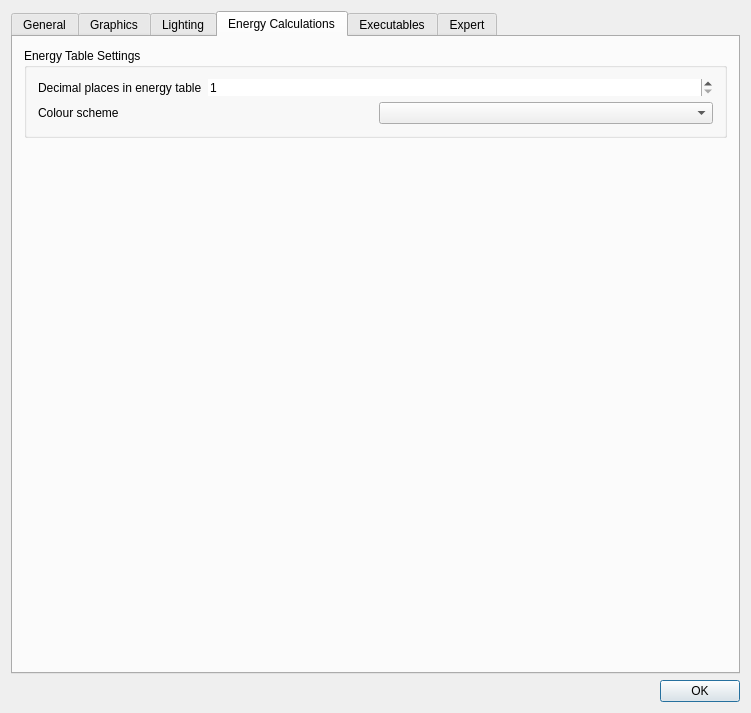
Before: the Qt Designer form src/preferencesdialog.ui in peterspackman/crystalexplorer, drawn with Qt 5.
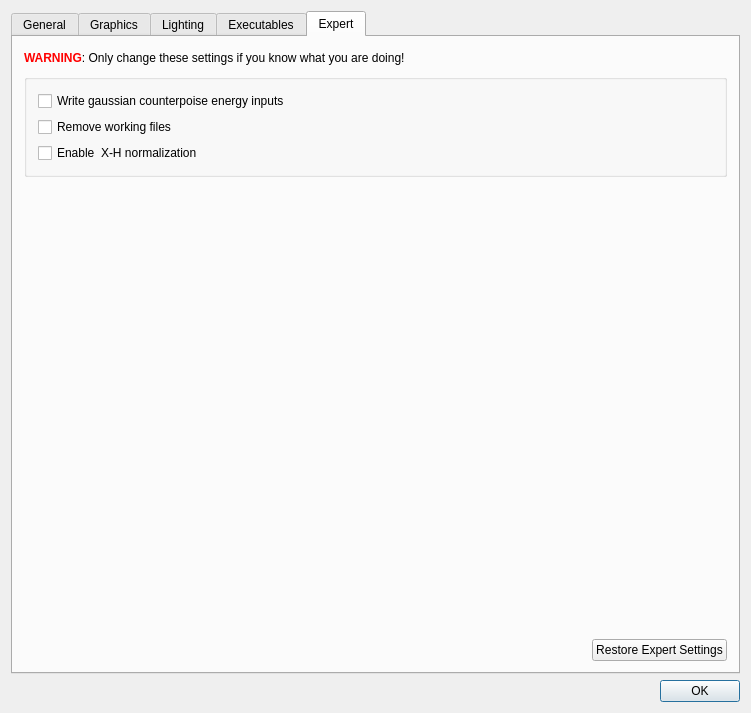
After: the same form once the commit is applied. The open tabs and pages were chosen to show the change.

Commit message: Fix energy color scheme selection options

What changed in the file:
```diff
--- a/src/preferencesdialog.ui
+++ b/src/preferencesdialog.ui
@@ -1149,83 +1149,7 @@
        <item>
         <spacer name="verticalSpacer_5">
          <property name="orientation">
-          <enum>Qt::Vertical</enum>
-         </property>
-         <property name="sizeHint" stdset="0">
-          <size>
-           <width>20</width>
-           <height>40</height>
-          </size>
-         </property>
-        </spacer>
-       </item>
-      </layout>
-     </widget>
-     <widget class="QWidget" name="energyTab">
-      <attribute name="title">
-       <string>Energy Calculations</string>
-      </attribute>
-      <layout class="QVBoxLayout" name="verticalLayout_2">
-       <item>
-        <widget class="QGroupBox" name="energyGroupBox">
-         <property name="sizePolicy">
-          <sizepolicy hsizetype="Preferred" vsizetype="Fixed">
-           <horstretch>0</horstretch>
-           <verstretch>0</verstretch>
-          </sizepolicy>
-         </property>
-         <property name="title">
-          <string>Energy Table Settings</string>
-         </property>
-         <layout class="QVBoxLayout" name="verticalLayout_15">
-          <item>
-           <layout class="QFormLayout" name="formLayout">
-            <item row="0" column="0">
-             <widget class="QLabel" name="decimalPlacesLabel">
-              <property name="text">
-               <string>Decimal places in energy table</string>
-              </property>
-             </widget>
-            </item>
-            <item row="0" column="1">
-             <widget class="QSpinBox" name="energyPrecisionSpinBox">
-              <property name="toolTip">
-               <string>&lt;html&gt;&lt;head/&gt;&lt;body&gt;&lt;p&gt;Number of decimal places to show in the energes output table&lt;/p&gt;&lt;/body&gt;&lt;/html&gt;</string>
-              </property>
-              <property name="frame">
-               <bool>false</bool>
-              </property>
-              <property name="minimum">
-               <number>1</number>
-              </property>
-              <property name="maximum">
-               <number>12</number>
-              </property>
-             </widget>
-            </item>
-           </layout>
-          </item>
-          <item>
-           <layout class="QHBoxLayout" name="colorLayout">
-            <item>
-             <widget class="QLabel" name="colorSchemeLabel">
-              <property name="text">
-               <string>Colour scheme</string>
-              </property>
-             </widget>
-            </item>
-            <item>
-             <widget class="QComboBox" name="energyColorSchemeComboBox"/>
-            </item>
-           </layout>
-          </item>
-         </layout>
-        </widget>
-       </item>
-       <item>
-        <spacer name="verticalSpacer_3">
-         <property name="orientation">
-          <enum>Qt::Vertical</enum>
+          <enum>Qt::Orientation::Vertical</enum>
          </property>
          <property name="sizeHint" stdset="0">
           <size>
```
Left out of the diff: 64 changed lines with no effect on the pictures. The commit also changes 13 other files.
